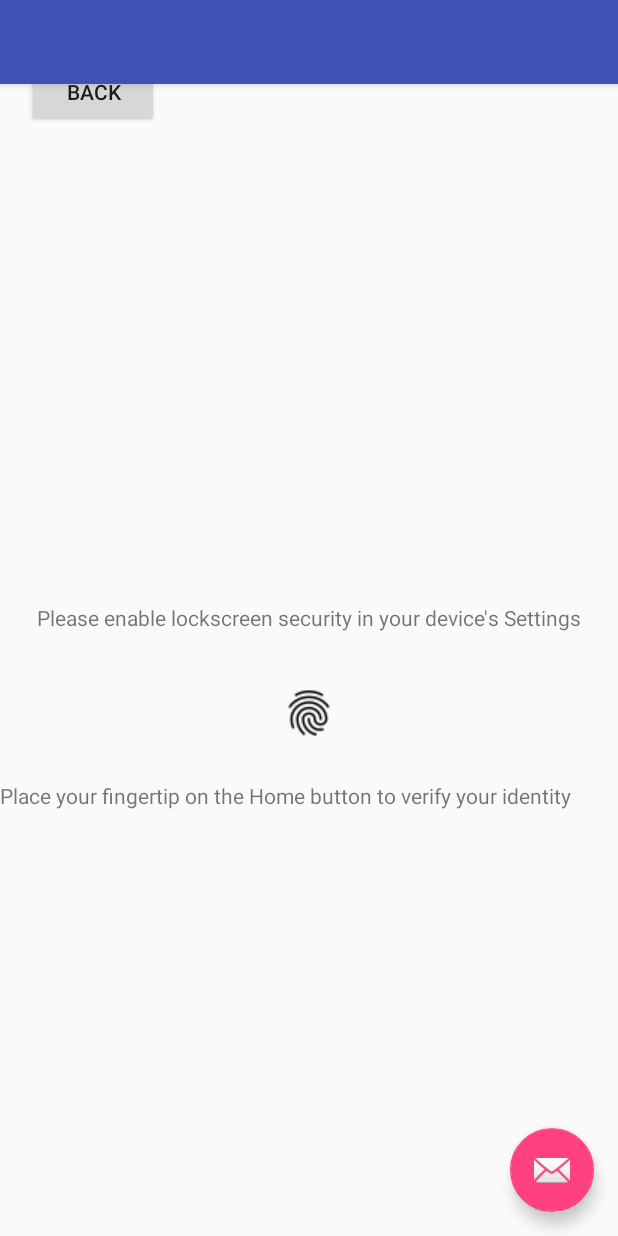
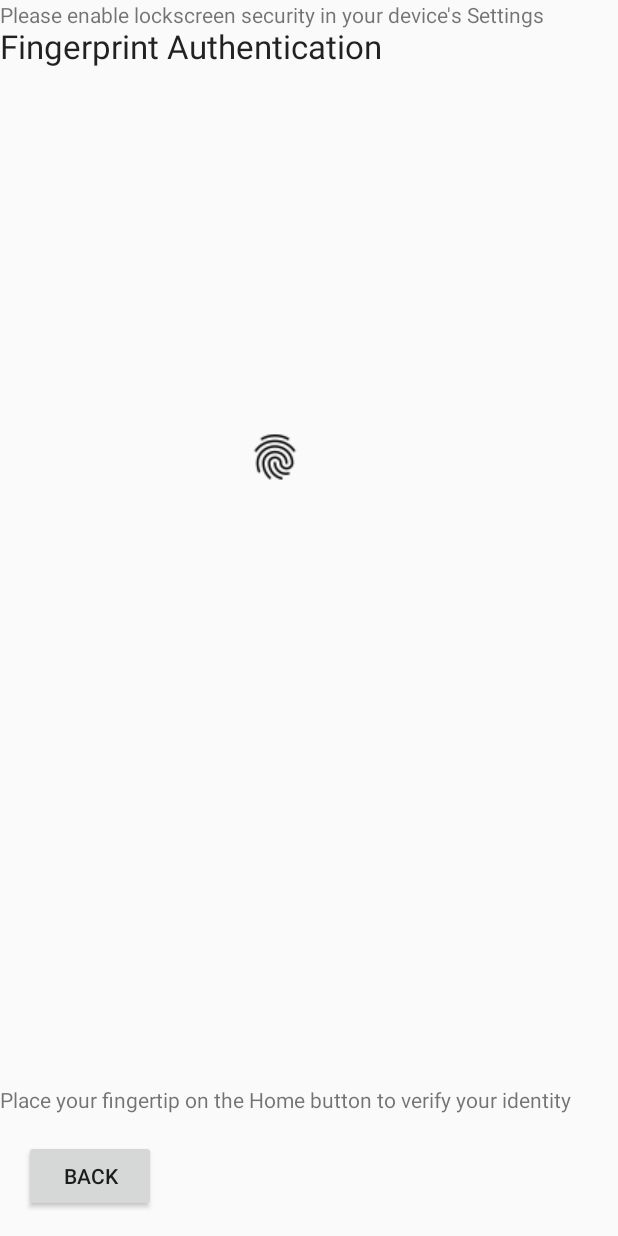
Before and after one commit to jeremy24/guac, an Android app: the FingerprintActivity screen opened directly, with no data from a screen before it, on a phone screen of 412 x 824 dp. Run offline under Robolectric (Android 15) with nearby library versions, the phone set to English and light mode, and no system bars.

Commit message:
HCE added

```diff
--- a/frontend/app/src/main/java/cs402/guac/MainActivity.java
+++ b/frontend/app/src/main/java/cs402/guac/FingerprintActivity.java
@@ -29,7 +29,7 @@ import javax.crypto.Cipher;
 import javax.crypto.KeyGenerator;
 import javax.crypto.NoSuchPaddingException;
 import javax.crypto.SecretKey;
-public class MainActivity extends AppCompatActivity {
+public class FingerprintActivity extends AppCompatActivity {
 
     // Declare a string variable for the key we’re going to use in our fingerprint authentication
     private static final String KEY_NAME = "yourKey";
--- a/frontend/app/src/main/java/cs402/guac/FingerprintHandler.java
+++ b/frontend/app/src/main/java/cs402/guac/FingerprintHandler.java
@@ -75,6 +75,7 @@ public class FingerprintHandler extends FingerprintManager.AuthenticationCallbac
         Intent myintent = new Intent(context,NFC_Activity.class);
         ((Activity) context).finish();
         context.startActivity(myintent);
+
     }
 
 }
--- a/frontend/app/src/main/res/layout/activity_main.xml
+++ b/frontend/app/src/main/res/layout/activity_main.xml
@@ -1,33 +1,60 @@
 <?xml version="1.0" encoding="utf-8"?>
-<android.support.design.widget.CoordinatorLayout xmlns:android="http://schemas.android.com/apk/res/android"
+<android.support.constraint.ConstraintLayout xmlns:android="http://schemas.android.com/apk/res/android"
     xmlns:app="http://schemas.android.com/apk/res-auto"
     xmlns:tools="http://schemas.android.com/tools"
     android:layout_width="match_parent"
     android:layout_height="match_parent"
-    tools:context=".MainActivity">
+    tools:context="cs402.guac.FingerprintActivity">
 
-    <android.support.design.widget.AppBarLayout
-        android:layout_width="match_parent"
-        android:layout_height="wrap_content"
-        android:theme="@style/AppTheme.AppBarOverlay">
-
-        <android.support.v7.widget.Toolbar
-            android:id="@+id/toolbar"
-            android:layout_width="match_parent"
-            android:layout_height="?attr/actionBarSize"
-            android:background="?attr/colorPrimary"
-            app:popupTheme="@style/AppTheme.PopupOverlay" />
-
-    </android.support.design.widget.AppBarLayout>
-
-    <include layout="@layout/content_main" />
-
-    <android.support.design.widget.FloatingActionButton
-        android:id="@+id/fab"
+    <TextView
+        android:id="@+id/textView"
         android:layout_width="wrap_content"
         android:layout_height="wrap_content"
-        android:layout_gravity="bottom|end"
-        android:layout_margin="@dimen/fab_margin"
-        app:srcCompat="@android:drawable/ic_dialog_email" />
+        android:layout_centerHorizontal="true"
+        android:layout_marginTop="16dp"
+        android:text="@string/app_name"
+        android:textAppearance="@style/TextAppearance.AppCompat.Large"
+        app:layout_constraintTop_toTopOf="parent"
+        tools:layout_editor_absoluteX="63dp" />
 
-</android.support.design.widget.CoordinatorLayout>
+    <TextView
+        android:layout_width="wrap_content"
+        android:layout_height="wrap_content"
+        android:layout_centerInParent="true"
+        android:id="@+id/textview"/>
+
+    <ImageView
+        android:id="@+id/imageView"
+        android:layout_width="wrap_content"
+        android:layout_height="wrap_content"
+        android:layout_below="@+id/textview"
+        android:layout_centerHorizontal="true"
+        android:layout_marginStart="165dp"
+        android:layout_marginTop="241dp"
+        app:layout_constraintStart_toStartOf="parent"
+        app:layout_constraintTop_toBottomOf="@+id/textView"
+        app:srcCompat="@drawable/fingerprint" />
+
+    <TextView
+        android:id="@+id/textView2"
+        android:layout_width="wrap_content"
+        android:layout_height="wrap_content"
+        android:layout_alignParentStart="true"
+        android:layout_below="@+id/imageView"
+        android:layout_marginBottom="81dp"
+        android:text="@string/instructions"
+        app:layout_constraintBottom_toBottomOf="parent"
+        tools:layout_editor_absoluteX="1dp" />
+
+    <Button
+        android:id="@+id/button4"
+        android:layout_width="wrap_content"
+        android:layout_height="wrap_content"
+        android:layout_alignParentStart="true"
+        android:layout_alignParentTop="true"
+        android:layout_marginBottom="16dp"
+        android:layout_marginStart="16dp"
+        android:text="Back"
+        app:layout_constraintBottom_toBottomOf="parent"
+        app:layout_constraintStart_toStartOf="parent" />
+</android.support.constraint.ConstraintLayout>
--- a/frontend/app/src/main/res/layout/content_main.xml
+++ /dev/null
@@ -1,50 +0,0 @@
-<?xml version="1.0" encoding="utf-8"?>
-<RelativeLayout xmlns:android="http://schemas.android.com/apk/res/android"
-    xmlns:app="http://schemas.android.com/apk/res-auto"
-    xmlns:tools="http://schemas.android.com/tools"
-    android:id="@+id/activity_main"
-    android:layout_width="match_parent"
-    android:layout_height="match_parent"
-    tools:context="cs402.guac.MainActivity">
-
-    <TextView
-        android:layout_width="wrap_content"
-        android:layout_height="wrap_content"
-        android:text="@string/app_name"
-        android:textAppearance="@style/TextAppearance.AppCompat.Large"
-        android:layout_centerHorizontal="true"/>
-
-    <TextView
-        android:layout_width="wrap_content"
-        android:layout_height="wrap_content"
-        android:layout_centerInParent="true"
-        android:id="@+id/textview"/>
-
-    <ImageView
-        android:layout_width="wrap_content"
-        android:layout_height="wrap_content"
-        app:srcCompat="@drawable/fingerprint"
-        android:id="@+id/imageView"
-        android:layout_below="@+id/textview"
-        android:layout_centerHorizontal="true"
-        android:layout_marginTop="36dp" />
-
-    <TextView
-        android:layout_width="wrap_content"
-        android:layout_height="wrap_content"
-        android:id="@+id/textView2"
-        android:text="@string/instructions"
-        android:layout_below="@+id/imageView"
-        android:layout_alignParentStart="true"
-        android:layout_marginTop="27dp" />
-
-    <Button
-        android:id="@+id/button4"
-        android:layout_width="wrap_content"
-        android:layout_height="wrap_content"
-        android:layout_alignParentStart="true"
-        android:layout_alignParentTop="true"
-        android:layout_marginStart="18dp"
-        android:layout_marginTop="37dp"
-        android:text="Back" />
-</RelativeLayout>
--- a/frontend/app/src/main/res/values/strings.xml
+++ b/frontend/app/src/main/res/values/strings.xml
@@ -4,4 +4,6 @@
 Place your fingertip on the Home button to verify your identity
 </string>
     <string name="explanation">Gofuck yourself</string>
+    <string name="servicedesc">HCE</string>
+    <string name="title_activity_hce">HCE</string>
 </resources>
--- /dev/null
+++ b/frontend/app/src/main/res/xml/apduservice.xml
@@ -0,0 +1,5 @@
+<?xml version="1.0" encoding="utf-8"?>
+<host-apdu-service xmlns:android="http://schemas.android.com/apk/res/android"
+    android:description="@string/servicedesc" android:requireDeviceUnlock="false" android:layout_height="match_parent" android:layout_width="match_parent">
+
+</host-apdu-service>
--- a/frontend/build.gradle
+++ b/frontend/build.gradle
@@ -1,6 +1,7 @@
 // Top-level build file where you can add configuration options common to all sub-projects/modules.
 
 buildscript {
+    ext.kotlin_version = '1.2.31'
 
     repositories {
         google()
@@ -8,7 +9,7 @@ buildscript {
     }
     dependencies {
         classpath 'com.android.tools.build:gradle:3.0.1'
-
+        classpath "org.jetbrains.kotlin:kotlin-gradle-plugin:$kotlin_version"
 
         // NOTE: Do not place your application dependencies here; they belong
         // in the individual module build.gradle files
```
Also changed, not shown: frontend/app/build.gradle (+7 -0 lines), frontend/app/src/main/AndroidManifest.xml (+22 -1 lines), frontend/app/src/main/java/cs402/guac/HCE.kt (added, +59 -0 lines), frontend/app/src/main/java/cs402/guac/HostCardEmulatorService.kt (added, +73 -0 lines), frontend/app/src/main/java/cs402/guac/MyIntentService.java (added, +60 -0 lines), frontend/app/src/main/java/cs402/guac/StartScreen.java (+25 -3 lines), frontend/app/src/main/java/cs402/guac/Utils.kt (added, +39 -0 lines), frontend/app/src/main/res/layout/activity_hce.xml (added, +33 -0 lines), frontend/app/src/main/res/layout/activity_start_screen.xml (+21 -0 lines), frontend/app/src/main/res/layout/content_hce.xml (added, +30 -0 lines).
